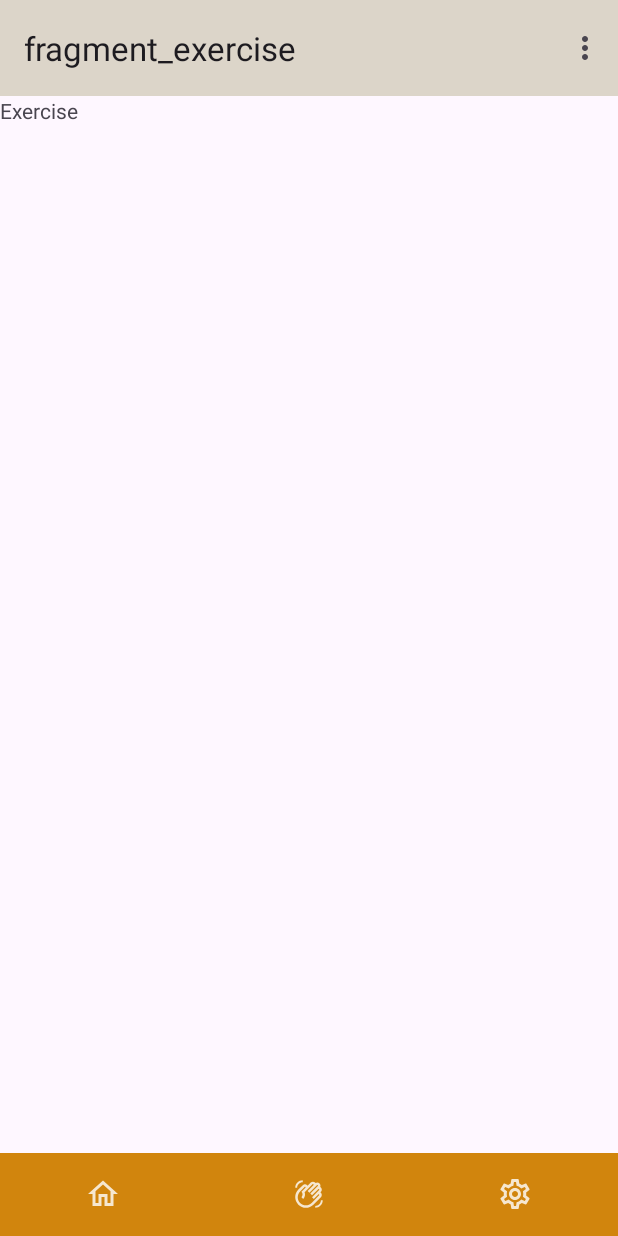
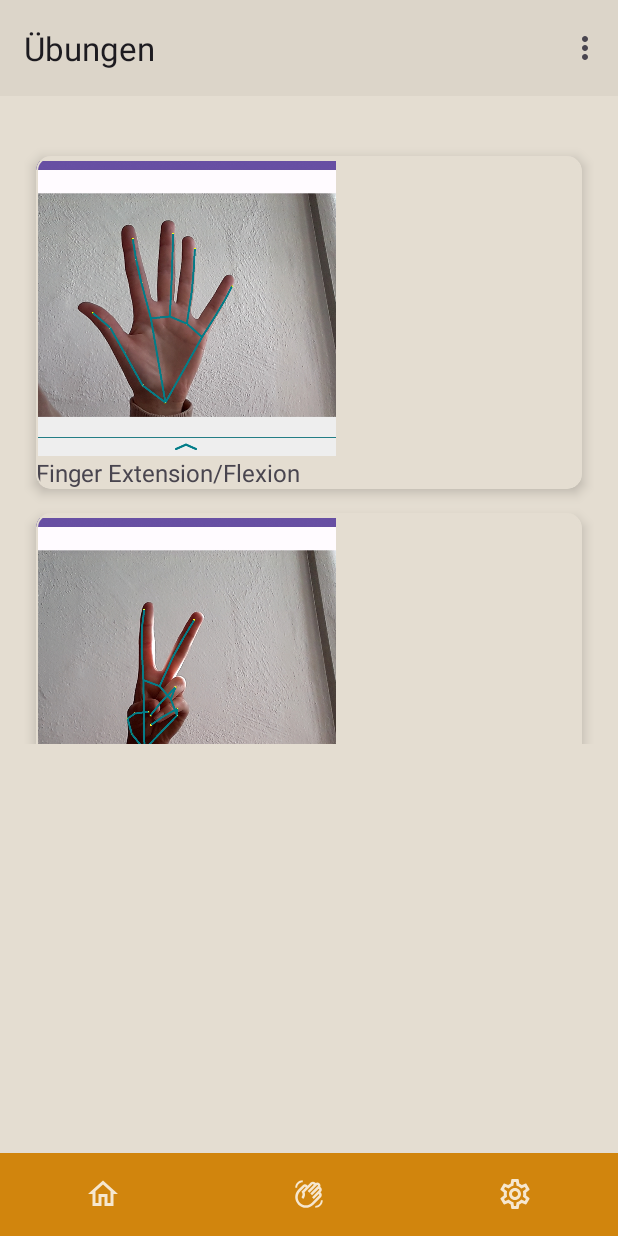
Before and after one commit to AnnemarieKayser/HandRehab, an Android app: the ExerciseFragment screen opened through its navigation route, on a phone screen of 412 x 824 dp. Run offline under Robolectric (Android 15) with nearby library versions, the phone set to English and light mode, and no system bars; our stand-ins replace Firebase (no records; nobody signed in at launch, a user with empty details on screens opened directly), navigation-ui.

Commit message:
RecyclerView

```diff
--- /dev/null
+++ b/app/src/main/java/com/example/handrehab/RecyclerAdapter.kt
@@ -0,0 +1,53 @@
+package com.example.handrehab
+
+import android.view.LayoutInflater
+import android.view.View
+import android.view.ViewGroup
+import android.widget.ImageView
+import android.widget.TextView
+import androidx.recyclerview.widget.RecyclerView
+import com.example.handrehab.item.Exercises
+
+class RecyclerAdapter(val listItems: List<Exercises>) :
+    RecyclerView.Adapter<RecyclerAdapter.TextHolder>() {
+
+    override fun onCreateViewHolder(parent: ViewGroup, viewType: Int): TextHolder {
+        // Hier wird das Layout eingebunden, wie jede einzelne Zeile der Liste aussehen soll
+        // Diese Datei (recycler_row.xml) anlegen mittels layout->new->layout ressource file
+        return TextHolder(
+            LayoutInflater.from(parent.context)
+                .inflate(R.layout.recyclerview_row, parent, false)
+        )
+    }
+
+    override fun getItemCount(): Int {
+        return listItems.count()
+    }
+
+    override fun onBindViewHolder(holder: TextHolder, position: Int) {
+        val listItem = listItems[position]
+        holder.bindItemText(listItem)
+    }
+
+    class TextHolder(v: View) : RecyclerView.ViewHolder(v), View.OnClickListener {
+        private val textView: TextView = v.findViewById(R.id.textViewItem)
+        private var imageView: ImageView = v.findViewById(R.id.item_image)
+
+
+        private var view: View = v
+        private var itemText: String = ""
+
+        // Die Elemente des Views füllen
+        // Im Beispiel nur ein einfacher TextView
+        fun bindItemText(itemText: Exercises) {
+            this.itemText = itemText.textItem
+            textView.text = itemText.textItem
+            imageView.setImageResource(itemText.imageItem)
+        }
+
+        override fun onClick(v: View?) {
+            TODO("Not yet implemented")
+
+        }
+    }
+}
--- a/app/src/main/java/com/example/handrehab/fragment/ExerciseFragment.kt
+++ b/app/src/main/java/com/example/handrehab/fragment/ExerciseFragment.kt
@@ -1,18 +1,25 @@
 package com.example.handrehab.fragment
 
 
+import android.media.Image
 import android.os.Bundle
 import androidx.fragment.app.Fragment
 import android.view.LayoutInflater
 import android.view.View
 import android.view.ViewGroup
+import androidx.recyclerview.widget.LinearLayoutManager
+import com.example.handrehab.R
+import com.example.handrehab.RecyclerAdapter
 import com.example.handrehab.databinding.FragmentExerciseBinding
+import com.example.handrehab.item.Datasource
 
 
 class ExerciseFragment : Fragment() {
 
     private var _binding: FragmentExerciseBinding? = null
     private val binding get() = _binding!!
+    private lateinit var layoutManager : LinearLayoutManager
+    private lateinit var adapter : RecyclerAdapter
 
     override fun onCreateView(
         inflater: LayoutInflater, container: ViewGroup?,
@@ -25,6 +32,16 @@ class ExerciseFragment : Fragment() {
     override fun onViewCreated(view: View, savedInstanceState: Bundle?) {
         super.onViewCreated(view, savedInstanceState)
 
+        layoutManager = LinearLayoutManager(activity)
+        binding.recyclerView.layoutManager = layoutManager
+
+        val myDataset = Datasource().loadItems()
+
+
+        val myList = arrayListOf<String>("1", "2", "3", "4")
+        adapter = RecyclerAdapter(myDataset)
+        binding.recyclerView.adapter = adapter
+
     }
 
     override fun onDestroyView() {
--- /dev/null
+++ b/app/src/main/java/com/example/handrehab/item/Datasource.kt
@@ -0,0 +1,13 @@
+package com.example.handrehab.item
+import com.example.handrehab.R
+
+class Datasource {
+
+    fun loadItems(): List<Exercises> {
+        return listOf<Exercises>(
+            Exercises("Finger Extension/Flexion", R.drawable.hand_screenshot),
+            Exercises("Finger Extension/Flexion", R.drawable.hand_screenshot2),
+            )
+    }
+
+}
--- /dev/null
+++ b/app/src/main/java/com/example/handrehab/item/Exercises.kt
@@ -0,0 +1,9 @@
+package com.example.handrehab.item
+
+import androidx.annotation.DrawableRes
+import androidx.annotation.StringRes
+
+data class Exercises(
+    val textItem: String,
+    @DrawableRes val imageItem: Int
+    )
--- a/app/src/main/res/layout/fragment_exercise.xml
+++ b/app/src/main/res/layout/fragment_exercise.xml
@@ -1,14 +1,28 @@
 <?xml version="1.0" encoding="utf-8"?>
-<FrameLayout xmlns:android="http://schemas.android.com/apk/res/android"
-    xmlns:tools="http://schemas.android.com/tools"
-    android:layout_width="match_parent"
-    android:layout_height="match_parent"
-    tools:context=".fragment.ExerciseFragment">
+<androidx.core.widget.NestedScrollView xmlns:android="http://schemas.android.com/apk/res/android"
+xmlns:app="http://schemas.android.com/apk/res-auto"
+xmlns:tools="http://schemas.android.com/tools"
+android:layout_width="match_parent"
+android:layout_height="match_parent"
+android:background="#E4DDD1"
+tools:context=".fragment.ExerciseFragment">
 
-    <!-- TODO: Update blank fragment layout -->
-    <TextView
+    <androidx.constraintlayout.widget.ConstraintLayout
         android:layout_width="match_parent"
-        android:layout_height="match_parent"
-        android:text="Exercise" />
+        android:layout_height="wrap_content"
+        android:background="#E4DDD1"
+        android:padding="16dp">
 
-</FrameLayout>
+
+        <androidx.recyclerview.widget.RecyclerView
+            android:id="@+id/recyclerView"
+            android:layout_width="0dp"
+            android:layout_height="400dp"
+            android:layout_marginTop="16dp"
+            app:layout_constraintEnd_toEndOf="parent"
+            app:layout_constraintStart_toStartOf="parent"
+            app:layout_constraintTop_toTopOf="parent"
+            tools:listitem="@layout/recyclerview_row" />
+
+    </androidx.constraintlayout.widget.ConstraintLayout>
+</androidx.core.widget.NestedScrollView>
--- /dev/null
+++ b/app/src/main/res/layout/recyclerview_row.xml
@@ -0,0 +1,36 @@
+<?xml version="1.0" encoding="utf-8"?>
+
+<com.google.android.material.card.MaterialCardView xmlns:android="http://schemas.android.com/apk/res/android"
+    xmlns:app="http://schemas.android.com/apk/res-auto"
+    android:layout_width="match_parent"
+    android:layout_height="wrap_content"
+    android:layout_margin="8dp"
+    app:cardBackgroundColor="#E4DDD1"
+    app:cardCornerRadius="10dp"
+    app:cardElevation="5dp"
+    app:rippleColor="#E4DDD1"
+    app:strokeColor="#E4DDD1">
+
+    <LinearLayout
+        android:layout_width="match_parent"
+        android:layout_height="wrap_content"
+        android:orientation="vertical">
+
+        <ImageView
+            android:id="@+id/item_image"
+            android:layout_width="200dp"
+            android:layout_height="200dp"
+            android:importantForAccessibility="no"
+            android:paddingTop="3dp"
+            android:scaleType="centerCrop" />
+
+        <TextView
+            android:id="@+id/textViewItem"
+            android:layout_width="match_parent"
+            android:layout_height="wrap_content"
+            android:textSize="16sp" />
+        />
+
+
+    </LinearLayout>
+</com.google.android.material.card.MaterialCardView>
--- a/app/src/main/res/navigation/nav_graph.xml
+++ b/app/src/main/res/navigation/nav_graph.xml
@@ -53,7 +53,7 @@
     <fragment
         android:id="@+id/exerciseFragment"
         android:name="com.example.handrehab.fragment.ExerciseFragment"
-        android:label="fragment_exercise"
+        android:label="@string/title_exercise"
         tools:layout="@layout/fragment_exercise" >
         <action
             android:id="@+id/action_exerciseFragment_to_MainFragment"
@@ -62,7 +62,7 @@
     <fragment
         android:id="@+id/settingFragment"
         android:name="com.example.handrehab.fragment.SettingFragment"
-        android:label="fragment_setting"
+        android:label="@string/title_setting"
         tools:layout="@layout/fragment_setting" >
         <action
             android:id="@+id/action_settingFragment_to_MainFragment"
```
Also changed, not shown: app/src/main/res/drawable/hand_screenshot.png (added), app/src/main/res/drawable/hand_screenshot2.png (added).
